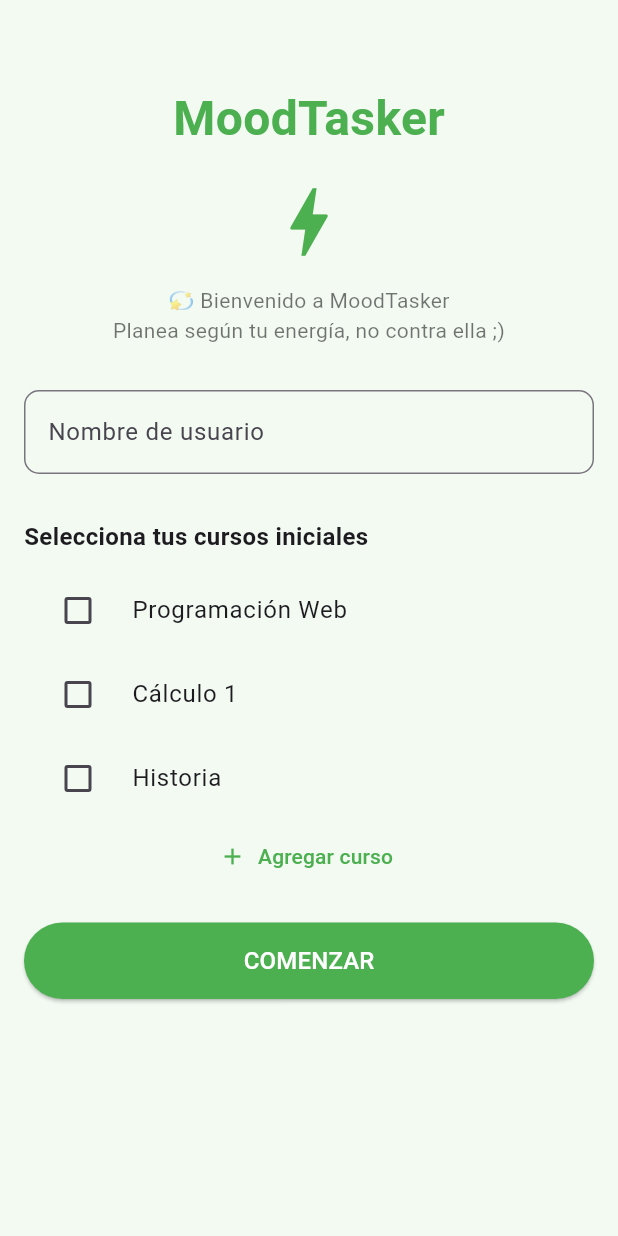
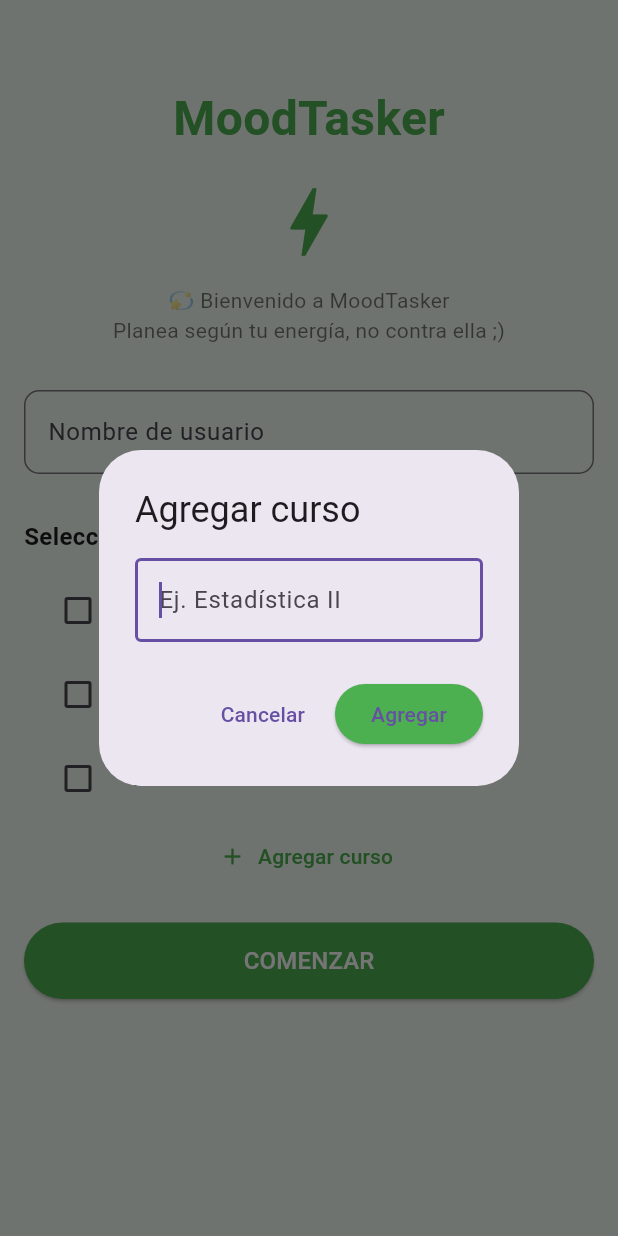
Before and after one commit to Nicolas0903/moodtasker_front, a Flutter app: the screen it shows after launch, after a tap on "Agregar curso", on a phone screen of 412 x 824 dp. Run offline on Flutter 3.47's test engine with Material 3 defaults, Android fonts, the phone set to English and light mode, and no system bars; our stand-ins replace fl_chart.

Commit message:
Refactor RegisterPage

```diff
--- a/lib/pages/register_page.dart
+++ b/lib/pages/register_page.dart
@@ -1,7 +1,71 @@
 import 'package:flutter/material.dart';
 
-class RegisterPage extends StatelessWidget {
+class RegisterPage extends StatefulWidget {
   const RegisterPage({super.key});
+
+  @override
+  State<RegisterPage> createState() => _RegisterPageState();
+}
+
+class _RegisterPageState extends State<RegisterPage> {
+  final List<String> _courses = [
+    'Programación Web',
+    'Cálculo 1',
+    'Historia',
+  ];
+
+  Future<void> _showAddCourseDialog() async {
+    final controller = TextEditingController();
+
+    final result = await showDialog<String>(
+      context: context,
+      builder: (ctx) {
+        return AlertDialog(
+          title: const Text('Agregar curso'),
+          content: TextField(
+            controller: controller,
+            autofocus: true,
+            textInputAction: TextInputAction.done,
+            decoration: const InputDecoration(
+              hintText: 'Ej. Estadística II',
+              border: OutlineInputBorder(),
+            ),
+            onSubmitted: (_) => Navigator.of(ctx).pop(controller.text.trim()),
+          ),
+          actions: [
+            TextButton(
+              onPressed: () => Navigator.of(ctx).pop(),
+              child: const Text('Cancelar'),
+            ),
+            ElevatedButton(
+              onPressed: () => Navigator.of(ctx).pop(controller.text.trim()),
+              style: ElevatedButton.styleFrom(backgroundColor: Colors.green),
+              child: const Text('Agregar'),
+            ),
+          ],
+        );
+      },
+    );
+
+    if (!mounted) return;
+
+    final value = (result ?? '').trim();
+
+    if (value.isEmpty) {
+      ScaffoldMessenger.of(context).showSnackBar(
+        const SnackBar(content: Text('Escribe un nombre de curso ')),
+      );
+      return;
+    }
+    if (_courses.map((e) => e.toLowerCase()).contains(value.toLowerCase())) {
+      ScaffoldMessenger.of(context).showSnackBar(
+        const SnackBar(content: Text('Ese curso ya está en la lista ')),
+      );
+      return;
+    }
+
+    setState(() => _courses.add(value));
+  }
 
   @override
   Widget build(BuildContext context) {
@@ -54,13 +118,11 @@ class RegisterPage extends StatelessWidget {
               ),
               const SizedBox(height: 10),
 
-              // Cursos
-              const CourseCheckbox(title: 'Programación Web'),
-              const CourseCheckbox(title: 'Cálculo 1'),
-              const CourseCheckbox(title: 'Historia'),
+              // Cursos dinámicos
+              ..._courses.map((c) => CourseCheckbox(title: c)).toList(),
 
               TextButton.icon(
-                onPressed: () {},
+                onPressed: _showAddCourseDialog,
                 icon: const Icon(Icons.add, color: Colors.green),
                 label: const Text(
                   'Agregar curso',
```
